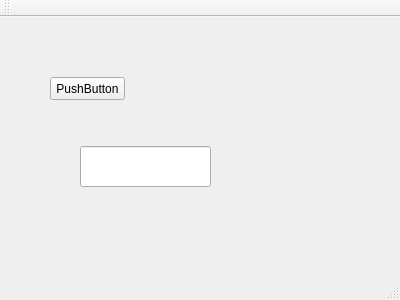
haf-developer/myqtlv2soundplugin, file testsoundlib/mainwindow.ui: the form before one commit.
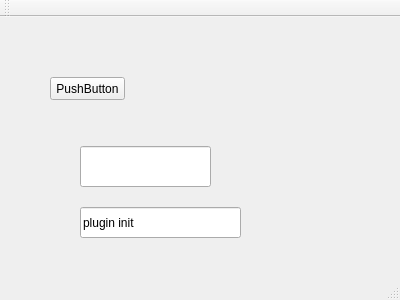
The form after the commit.

Diff of the .ui file:
```diff
--- a/testsoundlib/mainwindow.ui
+++ b/testsoundlib/mainwindow.ui
@@ -37,6 +37,19 @@
      </rect>
     </property>
    </widget>
+   <widget class="QLineEdit" name="lineEdit_2">
+    <property name="geometry">
+     <rect>
+      <x>80</x>
+      <y>190</y>
+      <width>161</width>
+      <height>31</height>
+     </rect>
+    </property>
+    <property name="text">
+     <string>plugin init</string>
+    </property>
+   </widget>
   </widget>
   <widget class="QMenuBar" name="menuBar">
    <property name="geometry">
```
